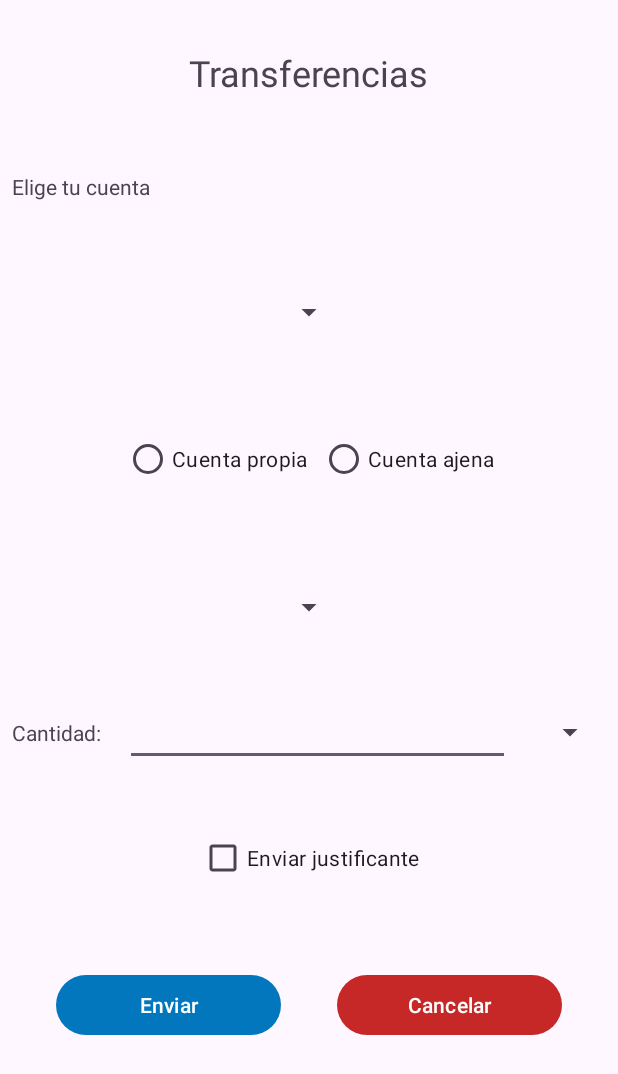
After one commit to IvanTorGim/PMM-Banco-ivtogi, an Android app: the TransferActivity screen opened directly, with no data from a screen before it, on a phone screen of 412 x 824 dp. The commit adds this screen. Shown: the top 1074 px of the screen. Run offline under Robolectric (Android 15) with nearby library versions, the phone set to English and light mode, and no system bars.

Commit message:
activity_transfer.xml

```diff
--- a/app/src/main/AndroidManifest.xml
+++ b/app/src/main/AndroidManifest.xml
@@ -12,6 +12,9 @@
         android:supportsRtl="true"
         android:theme="@style/Theme.Bancoivtogi"
         tools:targetApi="31">
+        <activity
+            android:name=".TransferActivity"
+            android:exported="false" />
         <activity
             android:name=".ChangePasswordActivity"
             android:exported="false" />
--- a/app/src/main/java/com/ivtogi/banco_ivtogi/MainActivity.kt
+++ b/app/src/main/java/com/ivtogi/banco_ivtogi/MainActivity.kt
@@ -16,7 +16,15 @@ class MainActivity : AppCompatActivity() {
 
         showWelcome()
         changePasswordActivity()
+        transferActivity()
         exit()
+    }
+
+    private fun transferActivity() {
+       binding.btnTransfers.setOnClickListener{
+           val intent = Intent(this, TransferActivity::class.java)
+           startActivity(intent)
+        }
     }
 
     private fun showWelcome() {
--- /dev/null
+++ b/app/src/main/java/com/ivtogi/banco_ivtogi/TransferActivity.kt
@@ -0,0 +1,11 @@
+package com.ivtogi.banco_ivtogi
+
+import androidx.appcompat.app.AppCompatActivity
+import android.os.Bundle
+
+class TransferActivity : AppCompatActivity() {
+    override fun onCreate(savedInstanceState: Bundle?) {
+        super.onCreate(savedInstanceState)
+        setContentView(R.layout.activity_transfer)
+    }
+}
--- a/app/src/main/res/layout/activity_change_password.xml
+++ b/app/src/main/res/layout/activity_change_password.xml
@@ -79,7 +79,7 @@
 
     <com.google.android.material.button.MaterialButton
         android:id="@+id/btnAccept"
-        style="@style/loginBtn"
+        style="@style/button"
         android:text="@string/acept_button"
         app:layout_constraintBottom_toBottomOf="parent"
         app:layout_constraintEnd_toStartOf="@+id/btnExit"
@@ -88,7 +88,7 @@
 
     <com.google.android.material.button.MaterialButton
         android:id="@+id/btnExit"
-        style="@style/loginBtn"
+        style="@style/button"
         android:text="@string/exit"
         app:layout_constraintBottom_toBottomOf="@id/btnAccept"
         app:layout_constraintEnd_toEndOf="parent"
--- a/app/src/main/res/layout/activity_login.xml
+++ b/app/src/main/res/layout/activity_login.xml
@@ -57,7 +57,7 @@
 
     <com.google.android.material.button.MaterialButton
         android:id="@+id/btnLogin"
-        style="@style/loginBtn"
+        style="@style/button"
         android:text="@string/login_button"
         app:layout_constraintBottom_toBottomOf="parent"
         app:layout_constraintEnd_toStartOf="@+id/btnExit"
@@ -66,7 +66,7 @@
 
     <com.google.android.material.button.MaterialButton
         android:id="@+id/btnExit"
-        style="@style/loginBtn"
+        style="@style/button"
         android:text="@string/exit"
         app:layout_constraintBottom_toBottomOf="@id/btnLogin"
         app:layout_constraintEnd_toEndOf="parent"
--- /dev/null
+++ b/app/src/main/res/layout/activity_transfer.xml
@@ -0,0 +1,145 @@
+<?xml version="1.0" encoding="utf-8"?>
+<androidx.constraintlayout.widget.ConstraintLayout xmlns:android="http://schemas.android.com/apk/res/android"
+    xmlns:app="http://schemas.android.com/apk/res-auto"
+    xmlns:tools="http://schemas.android.com/tools"
+    android:layout_width="match_parent"
+    android:layout_height="match_parent"
+    tools:context=".TransferActivity">
+
+    <TextView
+        android:id="@+id/tvTitle"
+        style="@style/titleTV"
+        android:text="@string/transfers"
+        app:layout_constraintEnd_toEndOf="parent"
+        app:layout_constraintStart_toStartOf="parent"
+        app:layout_constraintTop_toTopOf="parent" />
+
+    <TextView
+        android:id="@+id/tvChooseAccount"
+        android:layout_width="wrap_content"
+        android:layout_height="wrap_content"
+        android:layout_marginStart="@dimen/margin_default"
+        android:text="@string/choose_account"
+        app:layout_constraintBottom_toTopOf="@+id/sprOriginAccount"
+        app:layout_constraintStart_toStartOf="parent"
+        app:layout_constraintTop_toBottomOf="@+id/tvTitle" />
+
+    <Spinner
+        android:id="@+id/sprOriginAccount"
+        android:layout_width="wrap_content"
+        android:layout_height="@dimen/sprHeight"
+        app:layout_constraintBottom_toTopOf="@+id/rgTypeAccount"
+        app:layout_constraintEnd_toEndOf="parent"
+        app:layout_constraintStart_toStartOf="parent"
+        app:layout_constraintTop_toBottomOf="@+id/tvChooseAccount" />
+
+    <RadioGroup
+        android:id="@+id/rgTypeAccount"
+        android:layout_width="wrap_content"
+        android:layout_height="wrap_content"
+        android:orientation="horizontal"
+        app:layout_constraintBottom_toTopOf="@+id/sprDestinationAccount"
+        app:layout_constraintEnd_toEndOf="parent"
+        app:layout_constraintStart_toStartOf="parent"
+        app:layout_constraintTop_toBottomOf="@+id/sprOriginAccount">
+
+        <RadioButton
+            android:layout_width="wrap_content"
+            android:layout_height="wrap_content"
+            android:layout_marginEnd="8dp"
+            android:text="@string/own_account" />
+
+        <RadioButton
+            android:layout_width="wrap_content"
+            android:layout_height="wrap_content"
+            android:text="@string/third_party_account" />
+    </RadioGroup>
+
+    <Spinner
+        android:id="@+id/sprDestinationAccount"
+        android:layout_width="wrap_content"
+        android:layout_height="@dimen/sprHeight"
+        app:layout_constraintBottom_toTopOf="@+id/tvAmount"
+        app:layout_constraintEnd_toEndOf="parent"
+        app:layout_constraintStart_toStartOf="parent"
+        app:layout_constraintTop_toBottomOf="@+id/rgTypeAccount" />
+
+    <EditText
+        android:id="@+id/etDestinationAccount"
+        android:layout_width="match_parent"
+        android:layout_height="wrap_content"
+        android:layout_marginHorizontal="16dp"
+        android:visibility="invisible"
+        app:layout_constraintBottom_toTopOf="@+id/tvAmount"
+        app:layout_constraintEnd_toEndOf="parent"
+        app:layout_constraintStart_toStartOf="parent"
+        app:layout_constraintTop_toBottomOf="@+id/rgTypeAccount" />
+
+    <TextView
+        android:id="@+id/tvAmount"
+        android:layout_width="wrap_content"
+        android:layout_height="wrap_content"
+        android:layout_marginStart="@dimen/margin_default"
+        android:text="@string/amount"
+        app:layout_constraintBottom_toTopOf="@+id/cbProof"
+        app:layout_constraintEnd_toStartOf="@+id/etAmount"
+        app:layout_constraintStart_toStartOf="parent"
+        app:layout_constraintTop_toBottomOf="@+id/sprDestinationAccount" />
+
+    <EditText
+        android:id="@id/etAmount"
+        android:layout_width="0dp"
+        android:layout_height="wrap_content"
+        android:inputType="number"
+        android:layout_marginHorizontal="16dp"
+        app:layout_constraintBottom_toBottomOf="@id/tvAmount"
+        app:layout_constraintEnd_toStartOf="@+id/sprCoin"
+        app:layout_constraintStart_toEndOf="@+id/tvAmount"
+        app:layout_constraintTop_toTopOf="@+id/tvAmount" />
+
+    <Spinner
+        android:id="@+id/sprCoin"
+        android:layout_width="wrap_content"
+        android:layout_marginEnd="8dp"
+        android:layout_height="@dimen/sprHeight"
+        app:layout_constraintBottom_toBottomOf="@id/tvAmount"
+        app:layout_constraintStart_toEndOf="@+id/etAmount"
+        app:layout_constraintEnd_toEndOf="parent"
+        app:layout_constraintTop_toTopOf="@id/tvAmount" />
+
+    <CheckBox
+        android:id="@+id/cbProof"
+        android:layout_width="wrap_content"
+        android:layout_height="wrap_content"
+        android:text="@string/cbProof"
+        app:layout_constraintBottom_toTopOf="@+id/btnSend"
+        app:layout_constraintEnd_toEndOf="parent"
+        app:layout_constraintStart_toStartOf="parent"
+        app:layout_constraintTop_toBottomOf="@id/tvAmount" />
+
+    <com.google.android.material.button.MaterialButton
+        android:id="@+id/btnSend"
+        style="@style/btnSend"
+        android:layout_marginBottom="80dp"
+        app:layout_constraintBottom_toBottomOf="parent"
+        app:layout_constraintEnd_toStartOf="@+id/btnCancel"
+        app:layout_constraintStart_toStartOf="parent"
+        app:layout_constraintTop_toBottomOf="@+id/cbProof" />
+
+    <com.google.android.material.button.MaterialButton
+        android:id="@+id/btnCancel"
+        style="@style/btnCancel"
+        app:layout_constraintBottom_toBottomOf="@id/btnSend"
+        app:layout_constraintEnd_toEndOf="parent"
+        app:layout_constraintStart_toEndOf="@+id/btnSend"
+        app:layout_constraintTop_toTopOf="@id/btnSend" />
+
+    <androidx.constraintlayout.widget.Guideline
+        android:id="@+id/guideline"
+        android:layout_width="wrap_content"
+        android:layout_height="wrap_content"
+        android:orientation="vertical"
+        app:layout_constraintGuide_begin="205dp" />
+
+
+</androidx.constraintlayout.widget.ConstraintLayout>
--- a/app/src/main/res/values/dimens.xml
+++ b/app/src/main/res/values/dimens.xml
@@ -4,4 +4,5 @@
     <dimen name="title_margin">32dp</dimen>
     <dimen name="til_margin">32dp</dimen>
     <dimen name="img_user">80dp</dimen>
+    <dimen name="sprHeight">48dp</dimen>
 </resources>
--- a/app/src/main/res/values/strings.xml
+++ b/app/src/main/res/values/strings.xml
@@ -1,5 +1,11 @@
 <resources>
     <string name="app_name">Banco-ivtogi</string>
+
+    <!--  WELCOME  -->
+    <string name="btnEnter">Entrar</string>
+    <string name="tvWelcome">Bienvenido/a a mi banco</string>
+
+    <!--  LOGIN  -->
     <string name="title_login">Iniciar sesión</string>
     <string name="til_user">Introduce el usuario</string>
     <string name="input_required">Campo obligatorio</string>
@@ -7,6 +13,9 @@
     <string name="login_button">Iniciar</string>
     <string name="exit">Salir</string>
     <string name="error_login">Tienes que introducir el usuario y contraseña</string>
+
+    <!--  MAIN  -->
+    <string name="welcome">Bienvenido/a \n%1$s</string>
     <string name="bank_button">Crea una nueva cuenta</string>
     <string name="global_position">Posición global</string>
     <string name="movements">Movimientos</string>
@@ -15,12 +24,21 @@
     <string name="promotions">Promociones</string>
     <string name="cashiers">Cajeros</string>
     <string name="ivUser">Imagen de perfil</string>
-    <string name="tvWelcome">Bienvenido/a a mi banco</string>
-    <string name="btnEnter">Entrar</string>
+
+    <!--  CHANGE PASSWORD  -->
     <string name="til_old_password">Introduce la contraseña</string>
     <string name="til_new_password">Introduce la nueva contraseña</string>
     <string name="acept_button">Aceptar</string>
-    <string name="welcome">Bienvenido/a \n%1$s</string>
     <string name="error_match_password">La contraseña no coincide</string>
     <string name="empty_field">El campo no puede estar vacío</string>
+
+    <!--  TRANSFERS  -->
+    <string name="choose_account">Elige tu cuenta</string>
+    <string name="own_account">Cuenta propia</string>
+    <string name="third_party_account">Cuenta ajena</string>
+    <string name="btnSend">Enviar</string>
+    <string name="btnCancel">Cancelar</string>
+    <string name="amount">Cantidad:</string>
+    <string name="cbProof">Enviar justificante</string>
+
 </resources>
--- a/app/src/main/res/values/themes.xml
+++ b/app/src/main/res/values/themes.xml
@@ -14,9 +14,19 @@
             <item name="android:textSize">24sp</item>
     </style>
 
-    <style name="loginBtn">
+    <style name="button">
         <item name="android:layout_width">150dp</item>
         <item name="android:layout_height">wrap_content</item>
+    </style>
+
+    <style name="btnSend" parent="button">
+        <item name="backgroundTint">#0277BD</item>
+        <item name="android:text">@string/btnSend</item>
+    </style>
+
+    <style name="btnCancel" parent="button">
+        <item name="backgroundTint">#C62828</item>
+        <item name="android:text">@string/btnCancel</item>
     </style>
 
     <style name="mainBtn">
@@ -27,4 +37,5 @@
         <item name="android:layout_margin">8dp</item>
     </style>
 
+
 </resources>
```
Also changed, not shown: 1 other file.
